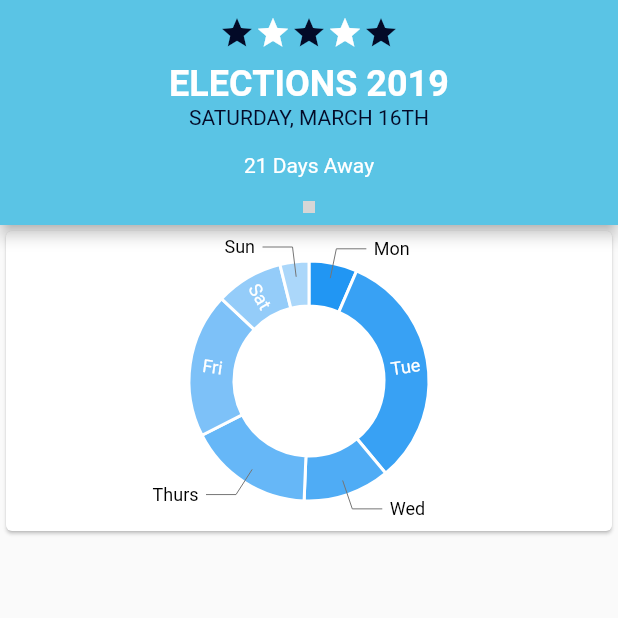
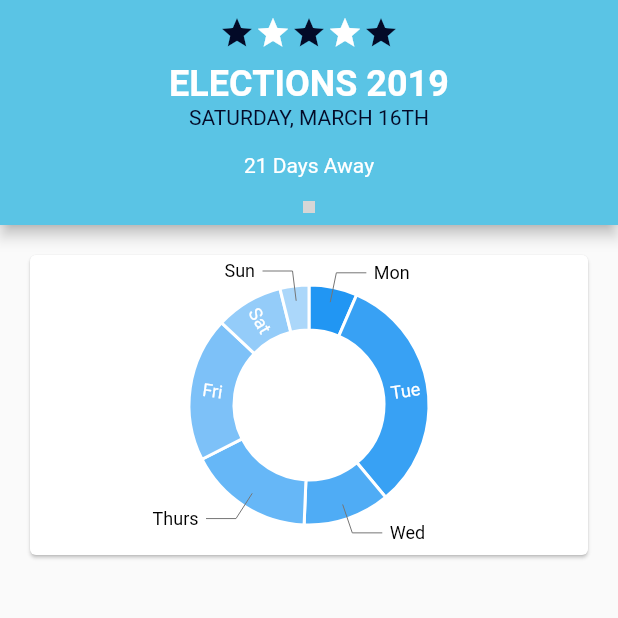
Before and after one commit to sanasz91mdev/voting_app-1, a Flutter app: the screen it shows after launch, swiped to page 2, on a phone screen of 412 x 824 dp, the top half of it. Run offline on Flutter 3.47's test engine with Material 2 defaults, Android fonts, the phone set to English and light mode, and no system bars; our stand-ins replace charts_flutter, cloud_firestore; missing offline and left inert: flutter_page_indicator; accounts and stored records are empty; grey boxes are pictures that could not be loaded.

Commit message:
add padding to card

```diff
--- a/lib/main.dart
+++ b/lib/main.dart
@@ -147,11 +147,14 @@ class _MainPageState extends State<MainPage> {
           Column(
             mainAxisAlignment: MainAxisAlignment.start,
             children: <Widget>[
-              Card(
-                  child: SizedBox(
-                height: 200,
-                child: pieChart,
-              )),
+              Padding(
+                padding: const EdgeInsets.all(16.0),
+                child: Card(
+                    child: SizedBox(
+                  height: 200,
+                  child: pieChart,
+                )),
+              ),
               _buildBody(context),
             ],
           ),
```
